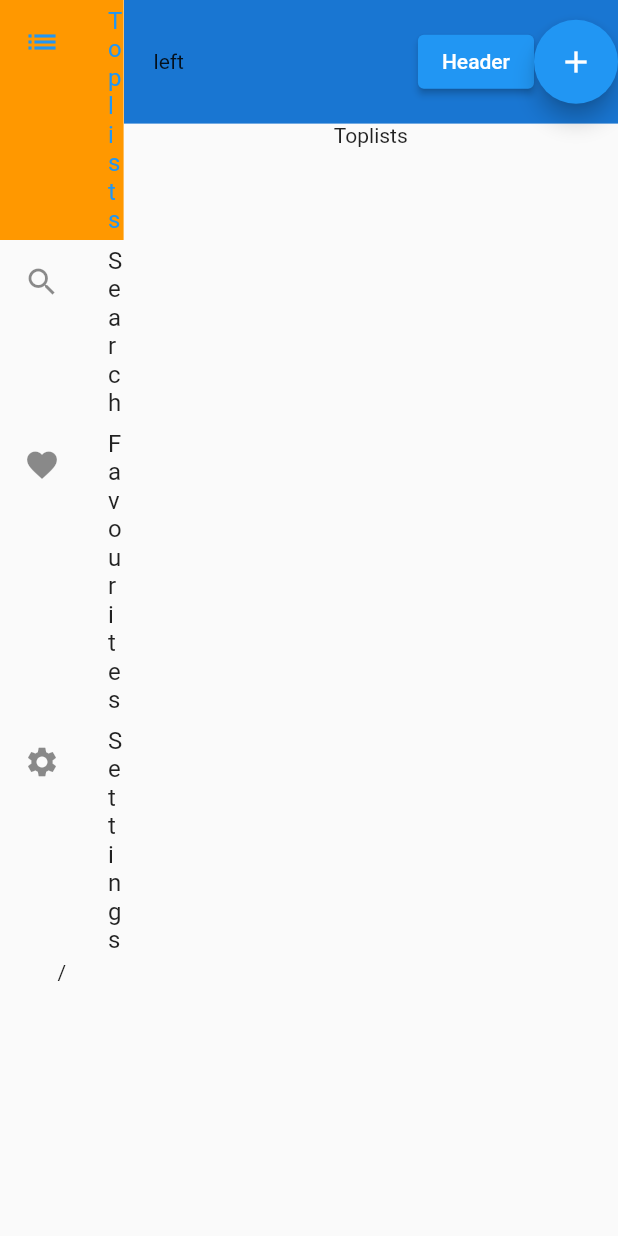
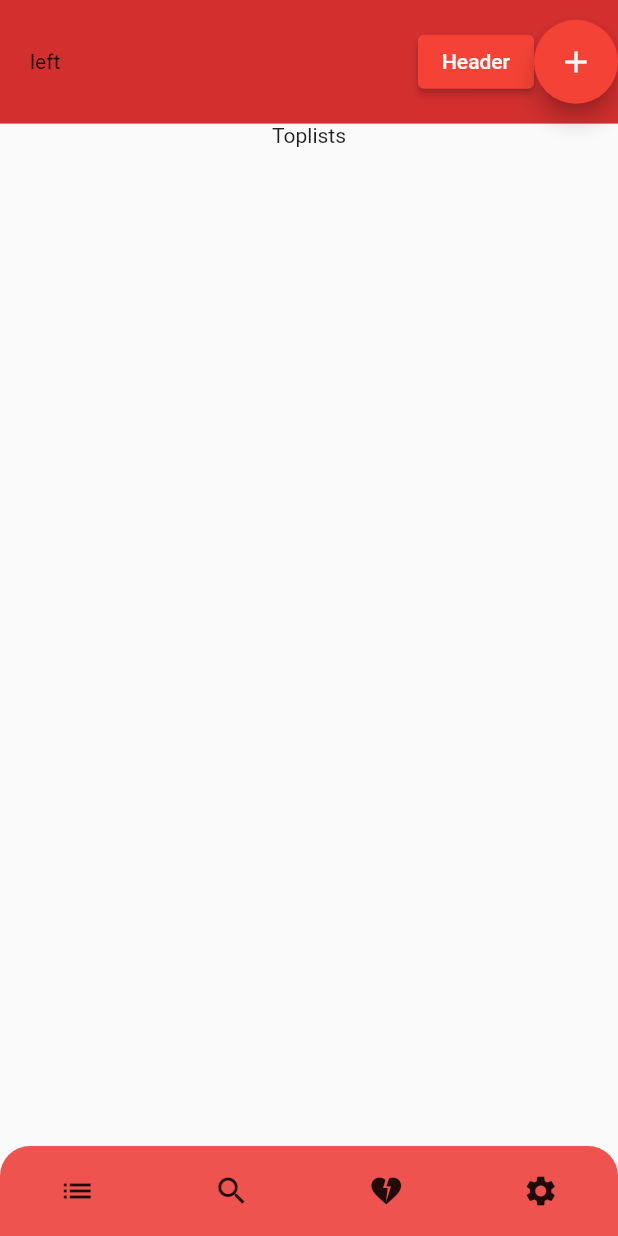
Before and after one commit to Sn8z/Poddr-Flutter, a Flutter app: the screen it shows once a user with an empty profile is signed in, on a phone screen of 412 x 824 dp. Run offline on Flutter 3.47's test engine with Material 2 defaults, Android fonts, the light colour scheme and no system bars; our stand-ins replace firebase_auth, firebase_core, go_router; missing offline and left inert: dart:js; accounts and stored records are empty.

Commit message:
working on theming

```diff
--- /dev/null
+++ b/lib/components/navigation/bottom_nav.dart
@@ -0,0 +1,58 @@
+import 'package:flutter/material.dart';
+import 'package:go_router/go_router.dart';
+
+class BottomNav extends StatefulWidget {
+  const BottomNav({Key? key}) : super(key: key);
+
+  @override
+  State<BottomNav> createState() => _BottomNavState();
+}
+
+class _BottomNavState extends State<BottomNav> {
+  @override
+  Widget build(BuildContext context) {
+    double screenWidth = MediaQuery.of(context).size.width;
+
+    String currentLocation = GoRouter.of(context).location;
+
+    void _updateLocation(String location) {
+      context.go(location);
+      setState(() {
+        currentLocation = GoRouter.of(context).location;
+      });
+    }
+
+    return Container(
+      width: screenWidth,
+      height: 60,
+      decoration: BoxDecoration(
+        color: Theme.of(context).primaryColor,
+        borderRadius: const BorderRadius.only(
+          topLeft: Radius.circular(20),
+          topRight: Radius.circular(20),
+        ),
+      ),
+      child: Row(
+        mainAxisAlignment: MainAxisAlignment.spaceAround,
+        children: [
+          IconButton(
+            onPressed: () => _updateLocation('/'),
+            icon: const Icon(Icons.list),
+          ),
+          IconButton(
+            onPressed: () => _updateLocation('/search'),
+            icon: const Icon(Icons.search),
+          ),
+          IconButton(
+            onPressed: () => _updateLocation('/favourites'),
+            icon: const Icon(Icons.heart_broken),
+          ),
+          IconButton(
+            onPressed: () => _updateLocation('/settings'),
+            icon: const Icon(Icons.settings),
+          ),
+        ],
+      ),
+    );
+  }
+}
--- a/lib/components/navigation/sidenav.dart
+++ b/lib/components/navigation/sidenav.dart
@@ -32,28 +32,28 @@ class _SideNavState extends State<SideNav> {
             title: const Text("Toplists"),
             leading: const Icon(Icons.list),
             selected: currentLocation == "/" ? true : false,
-            selectedTileColor: Colors.orange,
+            selectedTileColor: Theme.of(context).primaryColor,
             onTap: () => _updateLocation('/'),
           ),
           ListTile(
             title: const Text("Search"),
             leading: const Icon(Icons.search),
             selected: currentLocation == "/search" ? true : false,
-            selectedTileColor: Colors.orange,
+            selectedTileColor: Theme.of(context).primaryColor,
             onTap: () => _updateLocation('/search'),
           ),
           ListTile(
             title: const Text("Favourites"),
             leading: const Icon(Icons.favorite),
             selected: currentLocation == "/favourites" ? true : false,
-            selectedTileColor: Colors.orange,
+            selectedTileColor: Theme.of(context).primaryColor,
             onTap: () => _updateLocation('/favourites'),
           ),
           ListTile(
             title: const Text("Settings"),
             leading: const Icon(Icons.settings),
             selected: currentLocation == "/settings" ? true : false,
-            selectedTileColor: Colors.orange,
+            selectedTileColor: Theme.of(context).primaryColor,
             onTap: () => _updateLocation('/settings'),
           ),
           Center(child: Text(currentLocation)),
--- a/lib/main.dart
+++ b/lib/main.dart
@@ -3,13 +3,16 @@
 import 'package:flutter/material.dart';
 import 'package:poddr/components/navigation/sidenav.dart';
 import 'package:go_router/go_router.dart';
+import 'package:poddr/services/theme_service.dart';
 import 'package:provider/provider.dart';
 
 // Services
 import 'package:poddr/services/auth_service.dart';
 
 // Components
+import 'components/navigation/bottom_nav.dart';
 import 'components/navigation/sidenav.dart';
+import 'components/navigation/siderail.dart';
 
 // Firebase
 import 'package:firebase_core/firebase_core.dart';
@@ -36,17 +39,32 @@
   Poddr({Key? key}) : super(key: key);
 
   final authService = AuthService();
+  final themeService = ThemeService();
 
   @override
   Widget build(BuildContext context) {
     return MultiProvider(
-      providers: [ChangeNotifierProvider(create: (context) => authService)],
-      child: MaterialApp.router(
+      providers: [
+        ChangeNotifierProvider(
+          create: (_) => authService,
+          lazy: false,
+        ),
+        ChangeNotifierProvider(
+          create: (_) => themeService,
+          lazy: false,
+        ),
+      ],
+      child: Consumer<ThemeService>(
+        builder: (context, themeService, child) => MaterialApp.router(
           title: 'Poddr',
+          themeMode: themeService.currentThemeMode,
+          theme: themeService.buildLightTheme(),
+          darkTheme: themeService.buildDarkTheme(),
           debugShowCheckedModeBanner: false,
           routeInformationParser: _router.routeInformationParser,
           routerDelegate: _router.routerDelegate,
           routeInformationProvider: _router.routeInformationProvider,
+        ),
       ),
     );
   }
@@ -135,11 +153,31 @@
   @override
   Widget build(BuildContext context) {
     return Scaffold(
-      body: Row(
+      body: LayoutBuilder(
+        builder: (context, constraints) {
+          if (constraints.maxWidth > 1200) {
+            return Row(
               children: [
                 const SideNav(),
                 Expanded(child: child),
               ],
+            );
+          } else if (constraints.maxWidth > 700) {
+            return Row(
+              children: [
+                const SideRail(),
+                Expanded(child: child),
+              ],
+            );
+          } else {
+            return Column(
+              children: [
+                Expanded(child: child),
+                const BottomNav(),
+              ],
+            );
+          }
+        },
       ),
     );
   }
--- a/lib/services/auth_service.dart
+++ b/lib/services/auth_service.dart
@@ -1,7 +1,7 @@
 import 'package:flutter/material.dart';
 import 'package:firebase_auth/firebase_auth.dart';
 
-class AuthService extends ChangeNotifier {
+class AuthService with ChangeNotifier {
   final FirebaseAuth fbAuth = FirebaseAuth.instance;
   User? fbUser;
 
--- /dev/null
+++ b/lib/services/theme_service.dart
@@ -0,0 +1,27 @@
+import 'package:flutter/material.dart';
+
+class ThemeService with ChangeNotifier {
+  ThemeMode currentThemeMode = ThemeMode.system;
+
+  void setSelectedTheme(ThemeMode themeMode) {
+    currentThemeMode = themeMode;
+    print(currentThemeMode.toString());
+    notifyListeners();
+  }
+
+  ThemeData buildLightTheme() {
+    return ThemeData(
+      brightness: Brightness.light,
+      primarySwatch: Colors.red,
+      primaryColor: Colors.red[400],
+    );
+  }
+
+  ThemeData buildDarkTheme() {
+    return ThemeData(
+      brightness: Brightness.dark,
+      primarySwatch: Colors.amber,
+      primaryColor: Colors.orange[200],
+    );
+  }
+}
```
Also changed, not shown: lib/components/navigation/siderail.dart (added, +60 -0 lines), lib/pages/settings.dart (+27 -3 lines), lib/pages/signin.dart (+7 -3 lines). Lines whose indentation alone changed are shown as unchanged.
